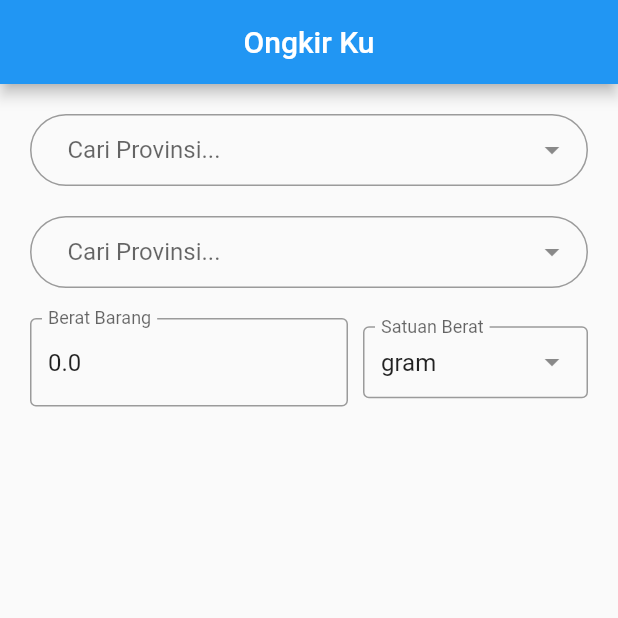
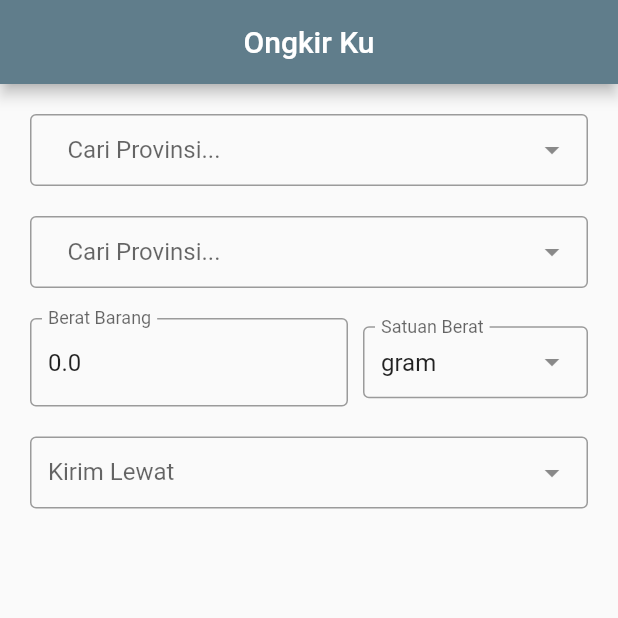
Before and after one commit to anangfatkur/ongkir, a Flutter app: the screen it shows after launch, on a phone screen of 412 x 824 dp, the top half of it. Run offline on Flutter 3.47's test engine with Material 2 defaults, Android fonts, the phone set to English and light mode, and no system bars; drawn by our look-alikes of dropdown_search; our stand-ins replace get.

Commit message:
add kurir

```diff
--- a/lib/app/modules/home/views/home_view.dart
+++ b/lib/app/modules/home/views/home_view.dart
@@ -1,3 +1,6 @@
+// ignore_for_file: deprecated_member_use, unrelated_type_equality_checks
+
+import 'package:dropdown_search/dropdown_search.dart';
 import 'package:flutter/material.dart';
 import 'package:get/get.dart';
 import '../controllers/home_controller.dart';
@@ -12,6 +15,7 @@ class HomeView extends GetView<HomeController> {
       appBar: AppBar(
         title: Text('Ongkir Ku'),
         centerTitle: true,
+        backgroundColor: Colors.blueGrey,
       ),
       body: ListView(
         padding: EdgeInsets.all(20),
@@ -38,7 +42,67 @@ class HomeView extends GetView<HomeController> {
                     tipe: "tujuan",
                   ),
           ),
-          Weight()
+          Weight(),
+          Padding(
+            padding: const EdgeInsets.only(bottom: 50),
+            child: DropdownSearch<Map<String, dynamic>>(
+              mode: Mode.MENU,
+              showClearButton: true,
+              // showSelectedItems: true,
+              items: [
+                {
+                  "code": "jne",
+                  "name": "Jalur Nugraha Ekakurir(JNE)",
+                },
+                {
+                  "code": "jne",
+                  "name": "Titipan Kilat(TIKI)",
+                },
+                {
+                  "code": "jne",
+                  "name": "Perusahaan Operasional Surat(POS)",
+                }
+              ],
+              label: "Kirim Lewat",
+              hint: "Pilih kirim",
+
+              onChanged: (value) {
+                if (value != null) {
+                  controller.kirimLewat.value = value["code"];
+                  controller.showOngkir();
+                } else {
+                  controller.hidOngkir.value = true;
+                  controller.kirimLewat.value = "";
+                }
+              },
+              itemAsString: (item) => "${item!['name']}",
+
+              popupItemBuilder: (context, item, isSelected) => Container(
+                padding: EdgeInsets.all(20),
+                child: Text(
+                  "${item['name']}",
+                  style: TextStyle(
+                    fontSize: 18,
+                    color: Colors.black,
+                  ),
+                ),
+              ),
+            ),
+          ),
+          Obx(
+            () => controller.hidOngkir.isTrue
+                ? SizedBox()
+                : ElevatedButton(
+                    onPressed: () {},
+                    child: Text("Cek Ongkos Kirim"),
+                    style: ElevatedButton.styleFrom(
+                      padding: EdgeInsets.symmetric(
+                        vertical: 20,
+                      ),
+                      primary: Colors.blueGrey,
+                    ),
+                  ),
+          ),
         ],
       ),
     );
--- a/lib/app/widgets/costWeight.dart
+++ b/lib/app/widgets/costWeight.dart
@@ -10,7 +10,9 @@ class Weight extends GetView<HomeController> {
 
   @override
   Widget build(BuildContext context) {
-    return Row(
+    return Padding(
+      padding: const EdgeInsets.only(bottom: 20),
+      child: Row(
         children: [
           Expanded(
             child: TextField(
@@ -49,6 +51,7 @@ class Weight extends GetView<HomeController> {
                 selectedItem: "gram"),
           )
         ],
+      ),
     );
   }
 }
--- a/lib/app/widgets/province.dart
+++ b/lib/app/widgets/province.dart
@@ -64,7 +64,9 @@ class buildProvinsi extends GetView<HomeController> {
               controller.provinsiTujuanId.value =
                   int.parse(provinsi.provinceId!);
             }
+
             // print(provinsi.province);
+          controller.showOngkir();
 
           } else {
             if (tipe == "asal") {
@@ -75,7 +77,6 @@ class buildProvinsi extends GetView<HomeController> {
               controller.provinsiTujuanId.value = 0;
               // int.parse(provinsi.provinceId!);
             }
-
             // print("Tidak Memilih Provinsi");
           }
         },
@@ -87,8 +88,8 @@ class buildProvinsi extends GetView<HomeController> {
           ),
           hintText: "Cari Provinsi...",
           border: OutlineInputBorder(
-            borderRadius: BorderRadius.circular(50),
-          ),
+              // borderRadius: BorderRadius.circular(50),
+              ),
         ),
         popupItemBuilder: (context, item, isSelected) {
           return Container(
```
Also changed, not shown: lib/app/modules/home/controllers/home_controller.dart (+14 -0 lines), lib/app/widgets/city.dart (+3 -6 lines). Lines whose indentation alone changed are shown as unchanged.
